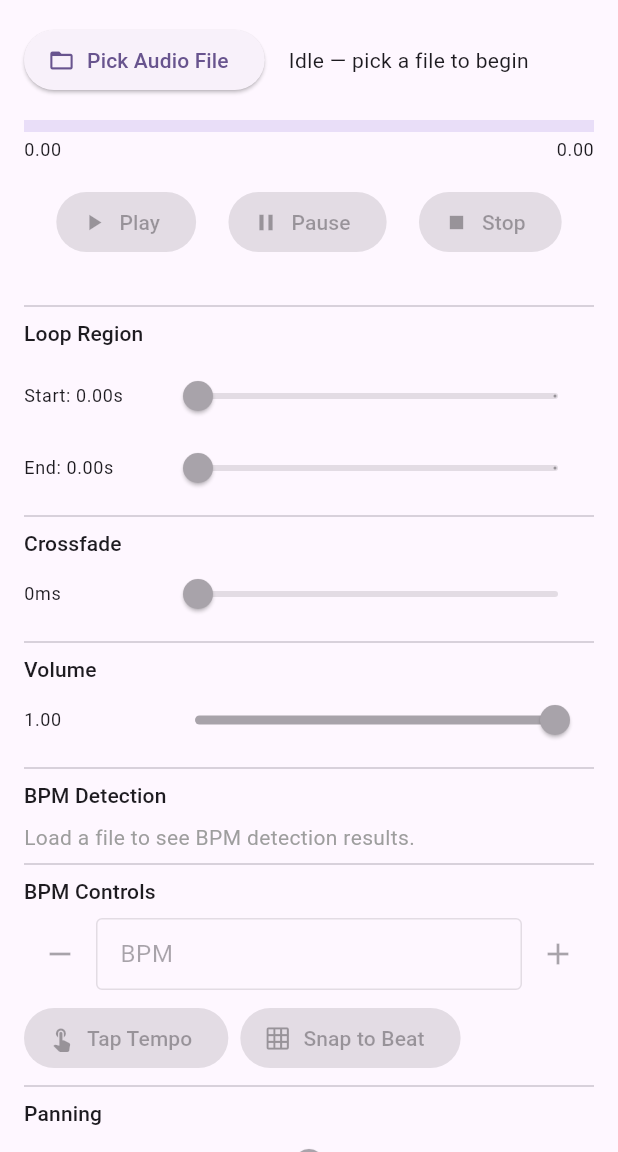
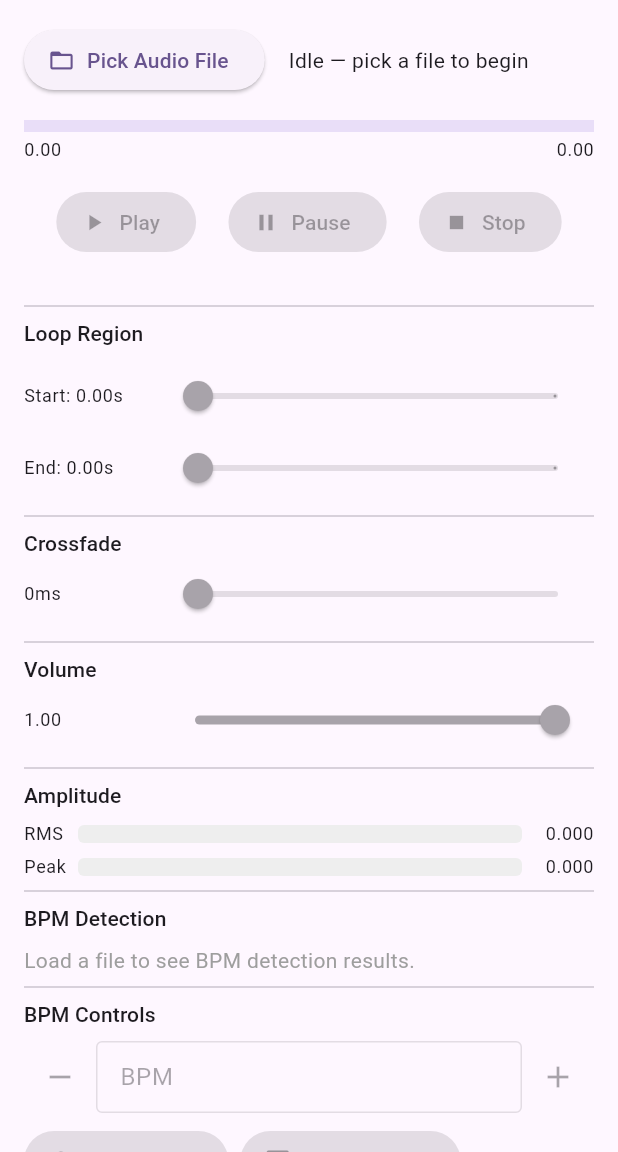
Before and after one commit to litcode-dev/flutter_gapless_loop, a Flutter app: the screen it shows after launch, on a phone screen of 412 x 824 dp, the part 84-1236 px from its top. Run offline on Flutter 3.47's test engine with Material 3 defaults, Android fonts, the phone set to English and light mode, and no system bars; our stand-ins replace file_picker.

Commit message:
example: add amplitude meter to the demo app
Subscribe to amplitudeStream and render two labelled progress bars
(RMS in primary colour, peak in error colour) between the Volume and
BPM Detection sections. The meter updates at ~20 Hz while playing and
resets to zero when paused or stopped.

https://claude.ai/code/session_013ZNf1Z2m5q2Ff6Pj2yczwQ

```diff
--- a/example/lib/main.dart
+++ b/example/lib/main.dart
@@ -54,9 +54,12 @@ class _GaplessLoopScreenState extends State<GaplessLoopScreen> {
 
   BpmResult? _bpmResult;
 
+  AmplitudeEvent _amplitude = const AmplitudeEvent(rms: 0, peak: 0);
+
   StreamSubscription<PlayerState>? _stateSub;
   StreamSubscription<String>? _errorSub;
   StreamSubscription<BpmResult>? _bpmSub;
+  StreamSubscription<AmplitudeEvent>? _ampSub;
   Timer? _positionTimer;
 
   @override
@@ -64,6 +67,9 @@ class _GaplessLoopScreenState extends State<GaplessLoopScreen> {
     super.initState();
     _stateSub = _player.stateStream.listen(_onStateChange);
     _errorSub = _player.errorStream.listen(_onError);
+    _ampSub   = _player.amplitudeStream.listen((a) {
+      setState(() => _amplitude = a);
+    });
     _bpmSub = _player.bpmStream.listen((r) {
       setState(() {
         _bpmResult = r;
@@ -82,6 +88,7 @@ class _GaplessLoopScreenState extends State<GaplessLoopScreen> {
     _stateSub?.cancel();
     _errorSub?.cancel();
     _bpmSub?.cancel();
+    _ampSub?.cancel();
     _positionTimer?.cancel();
     _bpmRepeatTimer?.cancel();
     _bpmController.dispose();
@@ -454,6 +461,13 @@ class _GaplessLoopScreenState extends State<GaplessLoopScreen> {
                 ),
               ],
             ),
+
+            const Divider(),
+
+            // ── Amplitude Meter ────────────────────────────────────
+            Text('Amplitude', style: Theme.of(context).textTheme.titleSmall),
+            const SizedBox(height: 8),
+            _AmplitudeMeter(amplitude: _amplitude),
 
             const Divider(),
 
@@ -956,6 +970,83 @@ class _MasterSliderRow extends StatelessWidget {
 }
 
 // ──────────────────────────────────────────────────────────────────────────────
+// Amplitude Meter
+// ──────────────────────────────────────────────────────────────────────────────
+
+class _AmplitudeMeter extends StatelessWidget {
+  const _AmplitudeMeter({required this.amplitude});
+
+  final AmplitudeEvent amplitude;
+
+  @override
+  Widget build(BuildContext context) {
+    final colorScheme = Theme.of(context).colorScheme;
+    final labelStyle  = Theme.of(context).textTheme.bodySmall;
+
+    return Column(
+      children: [
+        _LevelRow(
+          label: 'RMS',
+          value: amplitude.rms,
+          color: colorScheme.primary,
+          labelStyle: labelStyle,
+        ),
+        const SizedBox(height: 6),
+        _LevelRow(
+          label: 'Peak',
+          value: amplitude.peak,
+          color: colorScheme.error,
+          labelStyle: labelStyle,
+        ),
+      ],
+    );
+  }
+}
+
+class _LevelRow extends StatelessWidget {
+  const _LevelRow({
+    required this.label,
+    required this.value,
+    required this.color,
+    required this.labelStyle,
+  });
+
+  final String label;
+  final double value;
+  final Color color;
+  final TextStyle? labelStyle;
+
+  @override
+  Widget build(BuildContext context) {
+    return Row(
+      children: [
+        SizedBox(width: 36, child: Text(label, style: labelStyle)),
+        Expanded(
+          child: ClipRRect(
+            borderRadius: BorderRadius.circular(4),
+            child: LinearProgressIndicator(
+              value: value,
+              minHeight: 12,
+              backgroundColor: Colors.grey.shade200,
+              valueColor: AlwaysStoppedAnimation<Color>(color),
+            ),
+          ),
+        ),
+        const SizedBox(width: 8),
+        SizedBox(
+          width: 40,
+          child: Text(
+            value.toStringAsFixed(3),
+            style: labelStyle,
+            textAlign: TextAlign.right,
+          ),
+        ),
+      ],
+    );
+  }
+}
+
+// ──────────────────────────────────────────────────────────────────────────────
 
 class _BpmCard extends StatelessWidget {
   const _BpmCard({required this.result, required this.isReady});
```
